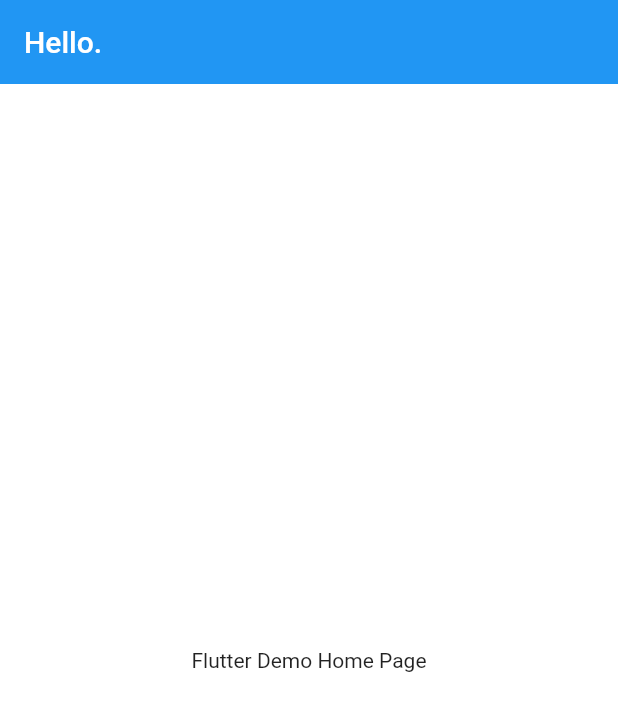
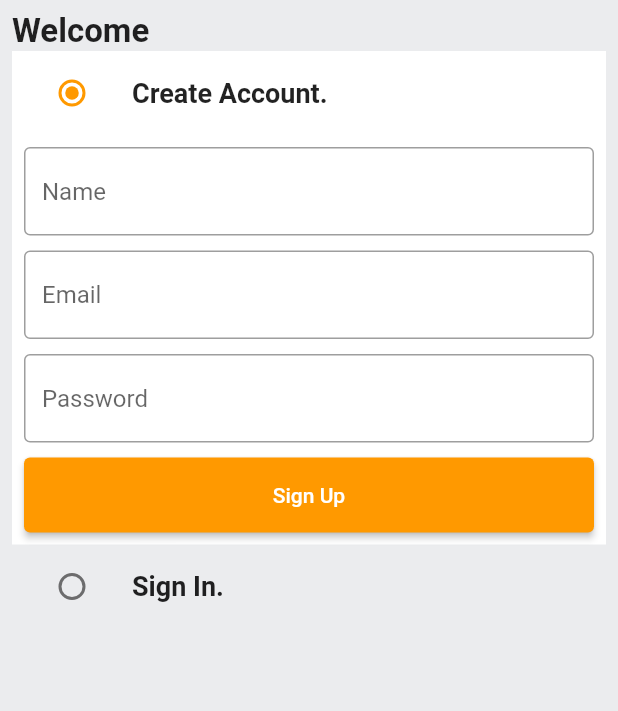
Before and after one commit to kevint259/amazon_clone, a Flutter app: the screen it shows after launch, on a phone screen of 412 x 824 dp. Shown: the top 711 px of the screen. Run offline on Flutter 3.47's test engine with Material 2 defaults, Android fonts, the phone set to English and light mode, and no system bars.

Commit message:
Finished auth screen

```diff
--- /dev/null
+++ b/lib/common/widgets/custom_button.dart
@@ -0,0 +1,19 @@
+import 'package:flutter/material.dart';
+import 'package:flutter/src/widgets/framework.dart';
+
+class CustomButton extends StatelessWidget {
+  final String text;
+  final VoidCallback onTap;
+  const CustomButton({super.key, required this.text, required this.onTap});
+
+  @override
+  Widget build(BuildContext context) {
+    return ElevatedButton(
+      onPressed: onTap,
+      style: ElevatedButton.styleFrom(
+        minimumSize: const Size(double.infinity, 50),
+      ),
+      child: Text(text,),
+    );
+  }
+}
--- /dev/null
+++ b/lib/common/widgets/custom_textfield.dart
@@ -0,0 +1,30 @@
+import 'package:flutter/material.dart';
+import 'package:flutter/src/widgets/container.dart';
+import 'package:flutter/src/widgets/framework.dart';
+
+class CustomTextField extends StatelessWidget {
+  final TextEditingController controller;
+  final String hintText;
+  const CustomTextField(
+      {super.key, required this.controller, required this.hintText});
+
+  @override
+  Widget build(BuildContext context) {
+    return TextFormField(
+      controller: controller,
+      decoration: InputDecoration(
+        hintText: hintText,
+        border: OutlineInputBorder(
+          borderSide: const BorderSide(color: Colors.black38),
+          borderRadius: BorderRadius.circular(5)
+        ),
+        enabledBorder: const OutlineInputBorder(
+          borderSide: BorderSide(color: Colors.black38),
+        ),
+      ),
+      validator: ((value) {
+        //
+      }),
+    );
+  }
+}
--- /dev/null
+++ b/lib/features/auth/screens/auth_screen.dart
@@ -0,0 +1,164 @@
+import 'package:amazon_clone/common/widgets/custom_button.dart';
+import 'package:amazon_clone/common/widgets/custom_textfield.dart';
+import 'package:amazon_clone/constants/global_variables.dart';
+import 'package:flutter/material.dart';
+
+enum Auth {
+  signin,
+  signup,
+}
+
+class AuthScreen extends StatefulWidget {
+  static const String routeName = 'auth-screen';
+  const AuthScreen({super.key});
+
+  @override
+  State<AuthScreen> createState() => _AuthScreenState();
+}
+
+class _AuthScreenState extends State<AuthScreen> {
+  Auth _auth = Auth.signup;
+  final _signUpFormKey = GlobalKey<FormState>();
+  final _signInFormKey = GlobalKey<FormState>();
+  final TextEditingController _emailController = TextEditingController();
+  final TextEditingController _passwordController = TextEditingController();
+  final TextEditingController _nameController = TextEditingController();
+
+  @override
+  void dispose() {
+    _emailController.dispose();
+    _nameController.dispose();
+    _passwordController.dispose();
+    super.dispose();
+  }
+
+  @override
+  Widget build(BuildContext context) {
+    return Scaffold(
+        body: SafeArea(
+      child: Padding(
+        padding: const EdgeInsets.all(8.0),
+        child: Column(
+          crossAxisAlignment: CrossAxisAlignment.start,
+          children: [
+            // Welcome Text
+            const Text(
+              "Welcome",
+              style: TextStyle(
+                fontSize: 22,
+                fontWeight: FontWeight.bold,
+              ),
+            ),
+            // Create Account
+            ListTile(
+                // logic: if tile selects create account -> tile is white or else its grey
+                tileColor: _auth == Auth.signup
+                    ? GlobalVariables.backgroundColor
+                    : GlobalVariables.greyBackgroundCOlor,
+                title: const Text(
+                  "Create Account.",
+                  style: TextStyle(
+                    fontSize: 18,
+                    fontWeight: FontWeight.bold,
+                  ),
+                ),
+                leading: Radio(
+                  activeColor: GlobalVariables.secondaryColor,
+                  value: Auth.signup,
+                  groupValue: _auth,
+                  onChanged: (Auth? val) {
+                    setState(() {
+                      _auth = val!;
+                    });
+                  },
+                )),
+            if (_auth == Auth.signup)
+              Container(
+                padding: const EdgeInsets.all(8),
+                color: GlobalVariables.backgroundColor,
+                child: Form(
+                  key: _signUpFormKey,
+                  child: Column(
+                    children: [
+                      // Name
+                      CustomTextField(
+                        controller: _nameController,
+                        hintText: "Name",
+                      ),
+                      // sizedBox
+                      const SizedBox(height: 10),
+                      // email
+                      CustomTextField(
+                        controller: _emailController,
+                        hintText: "Email",
+                      ),
+                      // sizedBox
+                      const SizedBox(height: 10),
+                      // password
+                      CustomTextField(
+                        controller: _passwordController,
+                        hintText: "Password",
+                      ),
+                      // sizedBox
+                      const SizedBox(height: 10),
+                      // sign-up button
+                      CustomButton(text: "Sign Up", onTap: () {})
+                    ],
+                  ),
+                ),
+              ),
+            // Sign-In
+            ListTile(
+              tileColor: _auth == Auth.signin ? GlobalVariables.backgroundColor : GlobalVariables.greyBackgroundCOlor,
+              title: const Text(
+                "Sign In.",
+                style: TextStyle(
+                  fontSize: 18,
+                  fontWeight: FontWeight.bold,
+                ),
+              ),
+              leading: Radio(
+                activeColor: GlobalVariables.secondaryColor,
+                value: Auth.signin,
+                groupValue: _auth,
+                onChanged: (Auth? val) {
+                  setState(() {
+                    _auth = val!;
+                  });
+                },
+              ),
+            ),
+            if (_auth == Auth.signin)
+              Container(
+                padding: const EdgeInsets.all(8),
+                color: GlobalVariables.backgroundColor,
+                child: Form(
+                  key: _signUpFormKey,
+                  child: Column(
+                    children: [
+                      // email
+                      CustomTextField(
+                        controller: _emailController,
+                        hintText: "Email",
+                      ),
+                      // sizedBox
+                      const SizedBox(height: 10),
+                      // password
+                      CustomTextField(
+                        controller: _passwordController,
+                        hintText: "Password",
+                      ),
+                      // sizedBox
+                      const SizedBox(height: 10),
+                      // sign-up button
+                      CustomButton(text: "Sign In", onTap: () {})
+                    ],
+                  ),
+                ),
+              ),
+          ],
+        ),
+      ),
+    ));
+  }
+}
--- a/lib/main.dart
+++ b/lib/main.dart
@@ -1,4 +1,6 @@
 import 'package:amazon_clone/constants/global_variables.dart';
+import 'package:amazon_clone/features/auth/screens/auth_screen.dart';
+import 'package:amazon_clone/router.dart';
 import 'package:flutter/material.dart';
 
 void main() {
@@ -12,21 +14,18 @@ class MyApp extends StatelessWidget {
   Widget build(BuildContext context) {
     return MaterialApp(
       title: 'Amazon Clone',
+      debugShowCheckedModeBanner: false,
       theme: ThemeData(
-        scaffoldBackgroundColor: GlobalVariables.backgroundColor,
-        appBarTheme: const AppBarTheme(
-          elevation: 0,
-          iconTheme: IconThemeData(
-            color: Colors.black,
-          )
-        )
-      ),
-      home: Scaffold(
-        appBar: AppBar(title: const Text("Hello."),),
-        body: const Center(
-          child: Text("Flutter Demo Home Page"),
-        ),
-      ),
+          scaffoldBackgroundColor: GlobalVariables.greyBackgroundCOlor,
+          colorScheme:
+              const ColorScheme.light(primary: GlobalVariables.secondaryColor),
+          appBarTheme: const AppBarTheme(
+              elevation: 0,
+              iconTheme: IconThemeData(
+                color: Colors.black,
+              ))),
+      home: const AuthScreen(),
+      onGenerateRoute: (settings) => onGenerateRoute(settings),
     );
   }
 }
--- /dev/null
+++ b/lib/router.dart
@@ -0,0 +1,19 @@
+import 'package:amazon_clone/features/auth/screens/auth_screen.dart';
+import 'package:flutter/material.dart';
+
+Route? onGenerateRoute(RouteSettings settings) {
+  switch (settings.name) {
+    case AuthScreen.routeName:
+      return MaterialPageRoute(
+        builder: (_) => const AuthScreen(),
+        settings: settings,
+      );
+    default:
+      return MaterialPageRoute(
+        builder: (_) => const Scaffold(
+          body: Center(child: Text("PAGE DOESN'T EXIST"),)
+        ),
+        settings: settings,
+      );
+  }
+}
```
